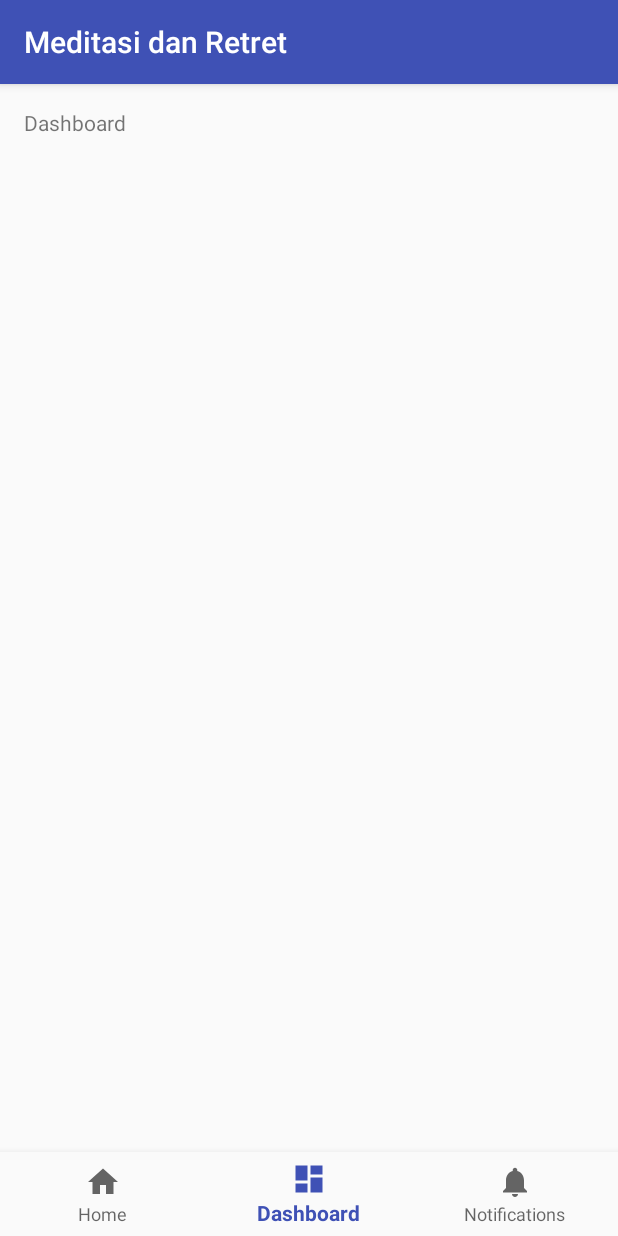
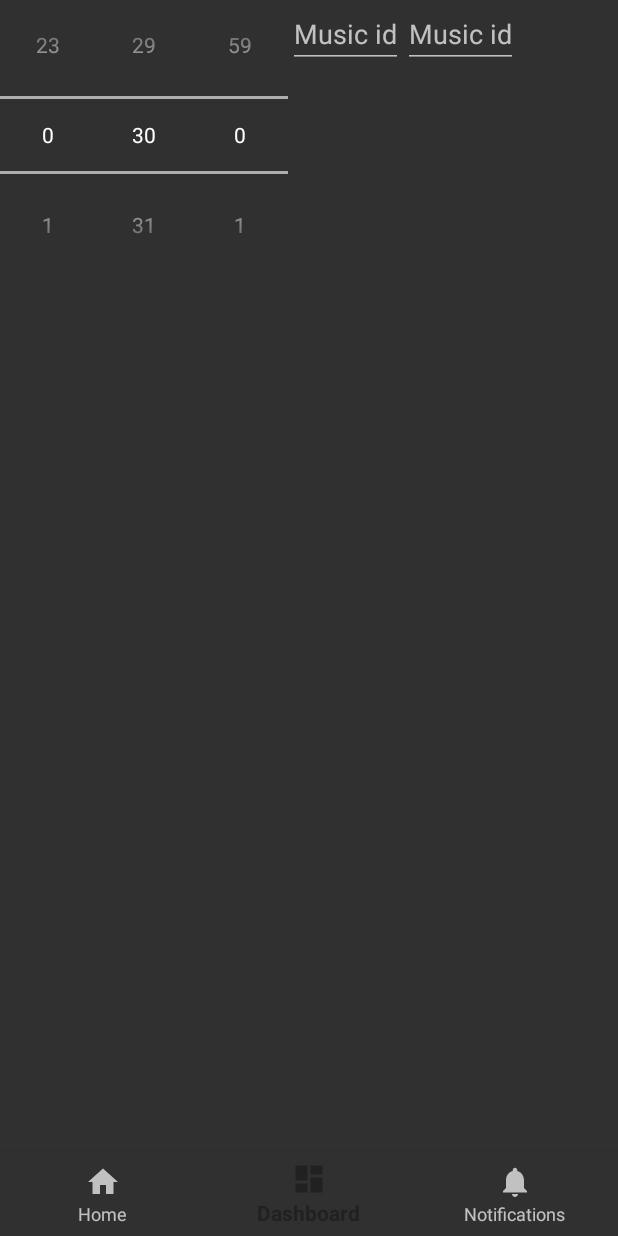
Before and after one commit to kyokotakkaba/Meditasi_App, an Android app: the screen it shows after launch (MainActivity), item 2 of the bottom bar chosen, on a phone screen of 412 x 824 dp. Run offline under Robolectric (Android 15) with nearby library versions, the phone set to English and light mode, and no system bars.

Commit message:
Timer fragment ketinggalan commit

```diff
--- a/app/src/main/AndroidManifest.xml
+++ b/app/src/main/AndroidManifest.xml
@@ -8,7 +8,7 @@
         android:label="@string/app_name"
         android:roundIcon="@mipmap/ic_launcher_round"
         android:supportsRtl="true"
-        android:theme="@style/AppTheme">
+        android:theme="@style/Theme.AppCompat.NoActionBar">
         <activity
             android:name=".MainActivity"
             android:label="@string/app_name">
@@ -18,6 +18,7 @@
                 <category android:name="android.intent.category.LAUNCHER" />
             </intent-filter>
         </activity>
+        <activity android:name=".TimerFragment" />
     </application>
 
 </manifest>
--- a/app/src/main/java/com/bekkostudio/meditasidanretret/MainActivity.java
+++ b/app/src/main/java/com/bekkostudio/meditasidanretret/MainActivity.java
@@ -3,31 +3,32 @@ package com.bekkostudio.meditasidanretret;
 import android.os.Bundle;
 import android.support.annotation.NonNull;
 import android.support.design.widget.BottomNavigationView;
+import android.support.v4.app.Fragment;
 import android.support.v7.app.AppCompatActivity;
 import android.view.MenuItem;
 import android.widget.TextView;
 
 public class MainActivity extends AppCompatActivity {
 
-    private TextView mTextMessage;
 
     private BottomNavigationView.OnNavigationItemSelectedListener mOnNavigationItemSelectedListener
             = new BottomNavigationView.OnNavigationItemSelectedListener() {
 
         @Override
         public boolean onNavigationItemSelected(@NonNull MenuItem item) {
+            Fragment fragment = null;
             switch (item.getItemId()) {
                 case R.id.navigation_home:
-                    mTextMessage.setText(R.string.title_home);
-                    return true;
+                    fragment = new TimerFragment();
+                    break;
                 case R.id.navigation_dashboard:
-                    mTextMessage.setText(R.string.title_dashboard);
-                    return true;
+                    fragment = new TimerFragment();
+                    break;
                 case R.id.navigation_notifications:
-                    mTextMessage.setText(R.string.title_notifications);
-                    return true;
+                    fragment = new TimerFragment();
+                    break;
             }
-            return false;
+            return loadFragment(fragment);
         }
     };
 
@@ -36,9 +37,24 @@ public class MainActivity extends AppCompatActivity {
         super.onCreate(savedInstanceState);
         setContentView(R.layout.activity_main);
 
-        mTextMessage = (TextView) findViewById(R.id.message);
+        //loading the default fragment
+        loadFragment(new TimerFragment());
+
         BottomNavigationView navigation = (BottomNavigationView) findViewById(R.id.navigation);
         navigation.setOnNavigationItemSelectedListener(mOnNavigationItemSelectedListener);
     }
 
+
+    private boolean loadFragment(Fragment fragment) {
+        //switching fragment
+        if (fragment != null) {
+            getSupportFragmentManager()
+                    .beginTransaction()
+                    .replace(R.id.fragment_container, fragment)
+                    .commit();
+            return true;
+        }
+        return false;
+    }
+
 }
--- a/app/src/main/res/layout/activity_main.xml
+++ b/app/src/main/res/layout/activity_main.xml
@@ -7,14 +7,11 @@
     android:layout_height="match_parent"
     tools:context=".MainActivity">
 
-    <TextView
-        android:id="@+id/message"
-        android:layout_width="wrap_content"
-        android:layout_height="wrap_content"
-        android:layout_marginLeft="@dimen/activity_horizontal_margin"
-        android:layout_marginStart="@dimen/activity_horizontal_margin"
-        android:layout_marginTop="@dimen/activity_vertical_margin"
-        android:text="@string/title_home"
+    <FrameLayout
+        android:id="@+id/fragment_container"
+        android:layout_width="match_parent"
+        android:layout_height="match_parent"
+        android:layout_marginBottom="56dp"
         app:layout_constraintLeft_toLeftOf="parent"
         app:layout_constraintTop_toTopOf="parent" />
 
--- /dev/null
+++ b/app/src/main/res/layout/activity_timer_fragment.xml
@@ -0,0 +1,44 @@
+<?xml version="1.0" encoding="utf-8"?>
+<LinearLayout xmlns:android="http://schemas.android.com/apk/res/android"
+    xmlns:app="http://schemas.android.com/apk/res-auto"
+    xmlns:tools="http://schemas.android.com/tools"
+    android:layout_width="match_parent"
+    android:layout_height="match_parent"
+    tools:context=".TimerFragment">
+
+
+
+    <NumberPicker
+        android:id="@+id/hoursDuration"
+        android:layout_width="wrap_content"
+        android:layout_height="wrap_content">
+
+    </NumberPicker>
+    <NumberPicker
+        android:id="@+id/minutesDuration"
+        android:layout_width="wrap_content"
+        android:layout_height="wrap_content">
+
+    </NumberPicker>
+    <NumberPicker
+        android:id="@+id/secondsDuration"
+        android:layout_width="wrap_content"
+        android:layout_height="wrap_content">
+
+    </NumberPicker>
+
+    <EditText
+        android:id="@+id/ambientmusic"
+        android:layout_width="wrap_content"
+        android:layout_height="wrap_content"
+        android:inputType="number"
+        android:hint="Music id"/>
+
+    <EditText
+        android:id="@+id/editText2"
+        android:layout_width="wrap_content"
+        android:layout_height="wrap_content"
+        android:inputType="number"
+        android:hint="Music id"/>
+
+</LinearLayout>
--- /dev/null
+++ b/app/src/main/res/menu/menu_blank.xml
@@ -0,0 +1,10 @@
+<menu xmlns:android="http://schemas.android.com/apk/res/android"
+    xmlns:app="http://schemas.android.com/apk/res-auto"
+    xmlns:tools="http://schemas.android.com/tools"
+    tools:context="com.bekkostudio.meditasidanretret.BlankFragment">
+    <item
+        android:id="@+id/action_settings"
+        android:orderInCategory="100"
+        android:title="@string/action_settings"
+        app:showAsAction="never" />
+</menu>
--- a/app/src/main/res/values/dimens.xml
+++ b/app/src/main/res/values/dimens.xml
@@ -2,4 +2,5 @@
     <!-- Default screen margins, per the Android Design guidelines. -->
     <dimen name="activity_horizontal_margin">16dp</dimen>
     <dimen name="activity_vertical_margin">16dp</dimen>
+    <dimen name="fab_margin">16dp</dimen>
 </resources>
--- a/app/src/main/res/values/strings.xml
+++ b/app/src/main/res/values/strings.xml
@@ -3,4 +3,6 @@
     <string name="title_home">Home</string>
     <string name="title_dashboard">Dashboard</string>
     <string name="title_notifications">Notifications</string>
+    <string name="title_activity_blank_fragment">BlankFragment</string>
+    <string name="action_settings">Settings</string>
 </resources>
--- a/app/src/main/res/values/styles.xml
+++ b/app/src/main/res/values/styles.xml
@@ -8,4 +8,8 @@
         <item name="colorAccent">@color/colorAccent</item>
     </style>
 
+    <style name="AppBarOverlay" parent="ThemeOverlay.AppCompat.Dark.ActionBar" />
+
+    <style name="PopupOverlay" parent="ThemeOverlay.AppCompat.Light" />
+
 </resources>
```
